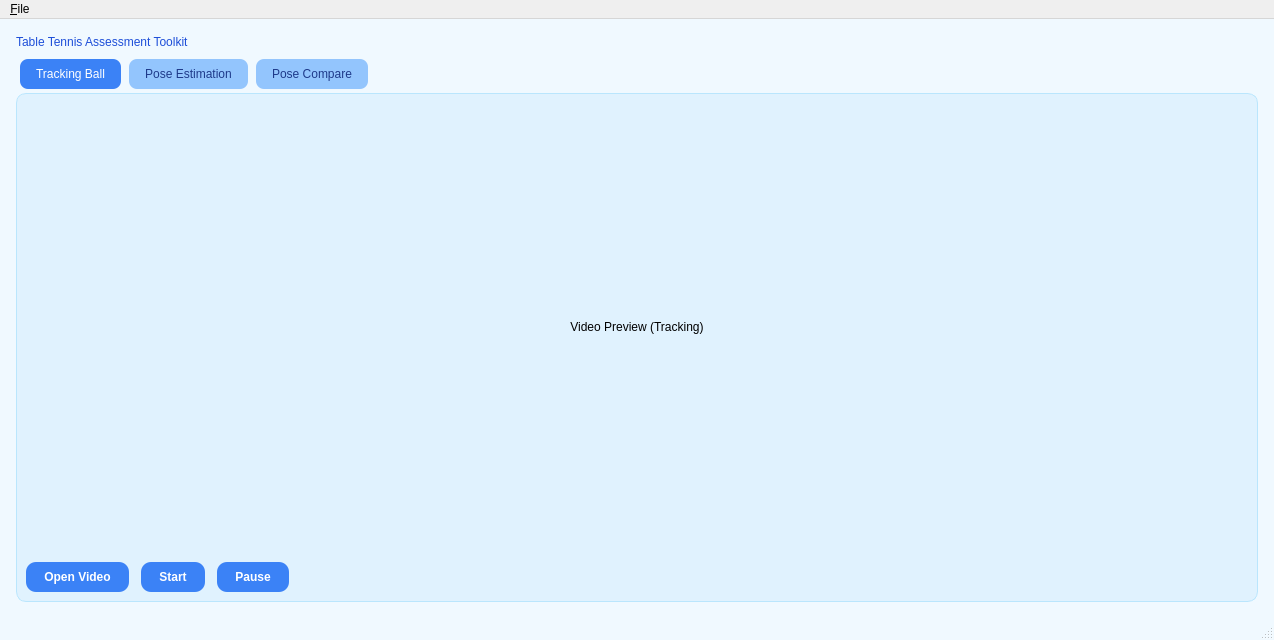
Old version of the form ui/app.ui in the repository tranhuy2206/App-Table-Tennis.
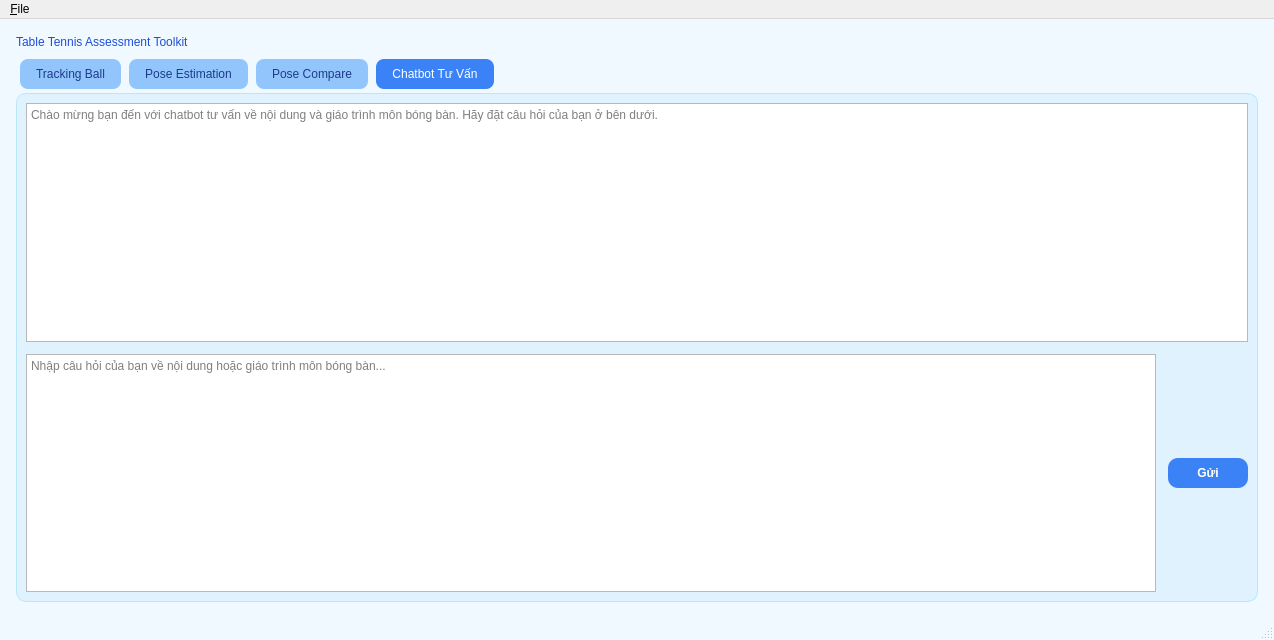
New version of the form. The open tabs and pages were chosen to show the change.

Commit message: Big update(chatbot + compare pose)

What changed in the file:
```diff
--- a/ui/app.ui
+++ b/ui/app.ui
@@ -401,6 +401,53 @@
         </item>
        </layout>
       </widget>
+      <widget class="QWidget" name="tabChatbot">
+       <attribute name="title">
+        <string>Chatbot Tư Vấn</string>
+       </attribute>
+       <layout class="QVBoxLayout" name="layoutChatbot">
+        <property name="spacing">
+         <number>12</number>
+        </property>
+        <item>
+         <widget class="QTextEdit" name="chatDisplay">
+          <property name="readOnly">
+           <bool>true</bool>
+          </property>
+          <property name="placeholderText">
+           <string>Chào mừng bạn đến với chatbot tư vấn về nội dung và giáo trình môn bóng bàn. Hãy đặt câu hỏi của bạn ở bên dưới.</string>
+          </property>
+         </widget>
+        </item>
+        <item>
+         <layout class="QHBoxLayout" name="chatInputLayout">
+          <item>
+           <widget class="QTextEdit" name="chatInput">
+            <property name="maximumHeight">
+             <number>80</number>
+            </property>
+            <property name="placeholderText">
+             <string>Nhập câu hỏi của bạn về nội dung hoặc giáo trình môn bóng bàn...</string>
+            </property>
+           </widget>
+          </item>
+          <item>
+           <widget class="QPushButton" name="btnSendChat">
+            <property name="text">
+             <string>Gửi</string>
+            </property>
+            <property name="minimumSize">
+             <size>
+              <width>80</width>
+              <height>0</height>
+             </size>
+            </property>
+           </widget>
+          </item>
+         </layout>
+        </item>
+       </layout>
+      </widget>
      </widget>
     </item>
    </layout>
```
Left out of the diff: 2 changed lines with no effect on the pictures. The commit also changes 17 other files.
